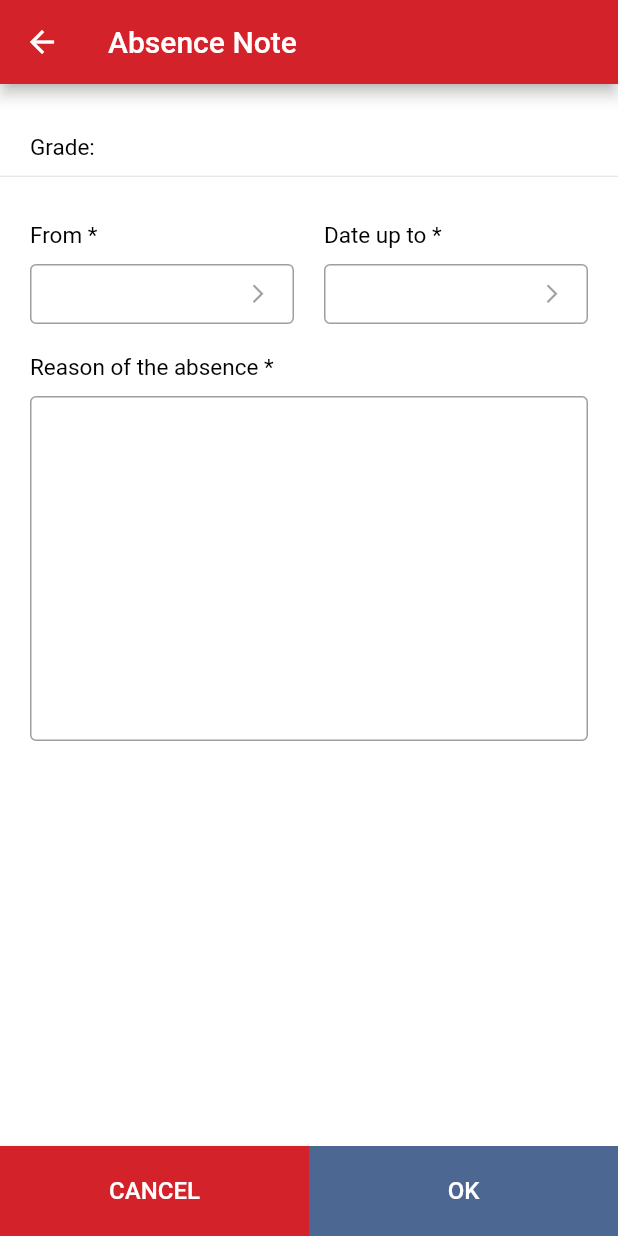
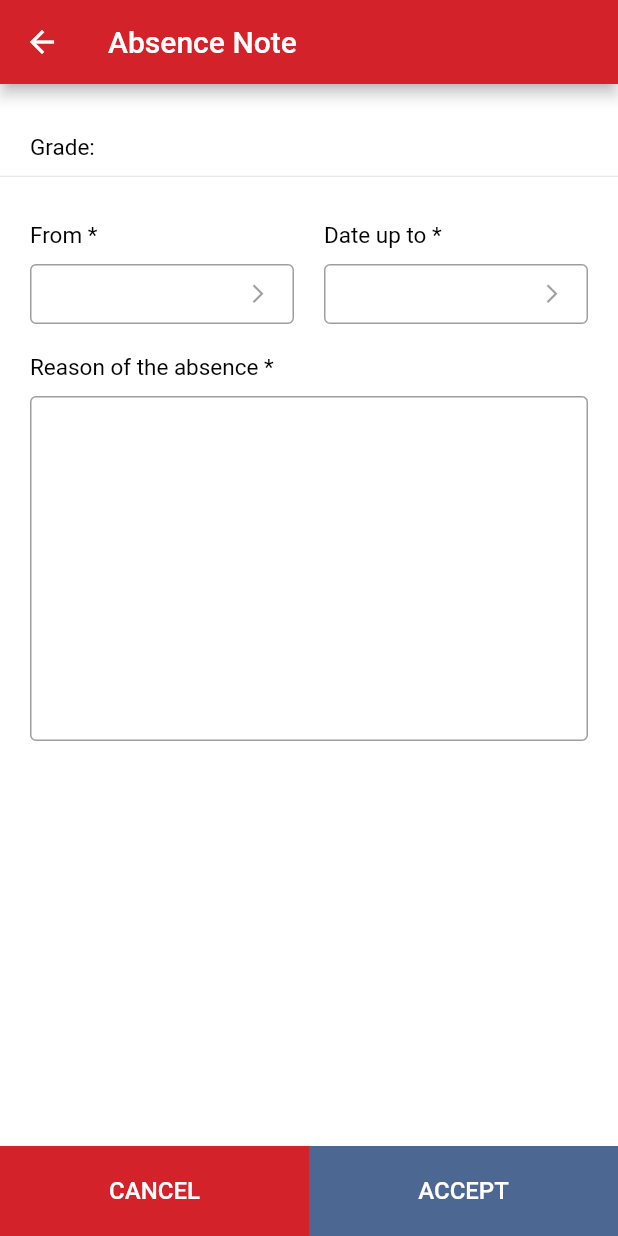
Before and after one commit to pablo-johnson/FDR-GO, a Flutter app: the AbsencePage screen opened directly with empty values, on a phone screen of 412 x 824 dp. Run offline on Flutter 3.47's test engine with Material 2 defaults, Android fonts, the phone set to English and light mode, and no system bars; our stand-ins replace firebase_messaging, flutter_local_notifications, fluttertoast, shared_preferences, webview_flutter; missing offline and left inert: loadmore; accounts and stored records are empty.

Commit message:
fix language issues

```diff
--- a/fdr_go/lib/l10n/messages_messages.dart
+++ b/fdr_go/lib/l10n/messages_messages.dart
@@ -53,7 +53,8 @@ class MessageLookup extends MessageLookupByLibrary {
     "busServicesAbsenceButton" : MessageLookupByLibrary.simpleMessage("Absent"),
     "busServicesAbsence" : MessageLookupByLibrary.simpleMessage("Absence"),
     "busServicesInProcess" : MessageLookupByLibrary.simpleMessage("In Process"),
-    "termsTitle" : MessageLookupByLibrary.simpleMessage("Bus Service Request"),
+    "requestBusServiceTitle" : MessageLookupByLibrary.simpleMessage("Bus Service Request"),
+    "termsTitle" : MessageLookupByLibrary.simpleMessage("Contract"),
     "busServiceChooseMode" : MessageLookupByLibrary.simpleMessage("Type"),
     "termsReject" : MessageLookupByLibrary.simpleMessage("Reject"),
     "changeAsaTitle" : MessageLookupByLibrary.simpleMessage("Change ASA"),
--- a/fdr_go/lib/lang/fdr_localizations.dart
+++ b/fdr_go/lib/lang/fdr_localizations.dart
@@ -198,8 +198,43 @@ class FdrLocalizations {
         name: 'busServicesInProcess',
       );
 
+  String get requestBusServiceTitle => Intl.message(
+    'Bus Service Request',
+    name: 'requestBusServiceTitle',
+  );
+
+  String get requestBusServiceRequestedBy => Intl.message(
+    'Requested by',
+    name: 'requestBusServiceRequestedBy',
+  );
+
+  String get requestBusServiceAddress => Intl.message(
+    'Bus Service Request',
+    name: 'requestBusServiceAddress',
+  );
+
+  String get requestBusServiceAddressDisclaimer => Intl.message(
+    'Bus Service Request',
+    name: 'requestBusServiceAddressDisclaimer',
+  );
+
+  String get requestBusServiceMode => Intl.message(
+    'Bus Service Request',
+    name: 'requestBusServiceMode',
+  );
+
+  String get requestBusServiceRequestDate => Intl.message(
+    'Bus Service Request',
+    name: 'requestBusServiceRequestDate',
+  );
+
+  String get requestBusServiceRequiredDate => Intl.message(
+    'Fecha Requerida *',
+    name: 'requestBusServiceRequiredDate',
+  );
+
   String get termsTitle => Intl.message(
-        'Bus Service Request',
+        'Contract',
         name: 'termsTitle',
       );
 
@@ -285,7 +320,7 @@ class FdrLocalizations {
 
   String get accept => Intl.message(
         'Accept',
-        name: 'Accept',
+        name: 'accept',
       );
 
   String get confirm => Intl.message(
--- a/fdr_go/lib/screens/asa/services/asa_services.dart
+++ b/fdr_go/lib/screens/asa/services/asa_services.dart
@@ -225,6 +225,8 @@ class _AsaServicesPageState extends State<AsaServicesPage> {
     List<Activity> _activities = _services[index].activities;
     return Column(
       mainAxisSize: MainAxisSize.max,
+      mainAxisAlignment: MainAxisAlignment.start,
+      crossAxisAlignment: CrossAxisAlignment.start,
       children: <Widget>[
         SizedBox(
           height: 10.0,
--- a/fdr_go/lib/screens/bus/absence/absenseWidget.dart
+++ b/fdr_go/lib/screens/bus/absence/absenseWidget.dart
@@ -285,7 +285,7 @@ class _AbsencePageState extends State<AbsencePage> {
               disabledColor: primarySwatch['blueDisabled'],
               disabledTextColor: primarySwatch['whiteDisabled'],
               child: Text(
-                FdrLocalizations.of(context).ok.toUpperCase(),
+                FdrLocalizations.of(context).accept.toUpperCase(),
                 style: TextStyle(
                   fontSize: 16.0,
                 ),
--- a/fdr_go/pubspec.yaml
+++ b/fdr_go/pubspec.yaml
@@ -30,7 +30,7 @@ dependencies:
   shared_preferences: ^0.5.3+4
   intl: ^0.15.8
   webview_flutter: ^0.3.10+4
-  firebase_messaging: ^5.1.3
+  firebase_messaging: ^5.1.2
   after_layout: ^1.0.7+2
   loadmore: ^1.0.4
   flutter_local_notifications: ^0.8.2
```
Also changed, not shown: fdr_go/lib/l10n/messages_en.dart (+9 -1 lines), fdr_go/lib/l10n/messages_es.dart (+7 -0 lines), fdr_go/lib/screens/asa/service_application/service_application.dart (+33 -16 lines), fdr_go/lib/screens/bus/service_application/bus_service_application.dart (+13 -12 lines), 2 other files.
